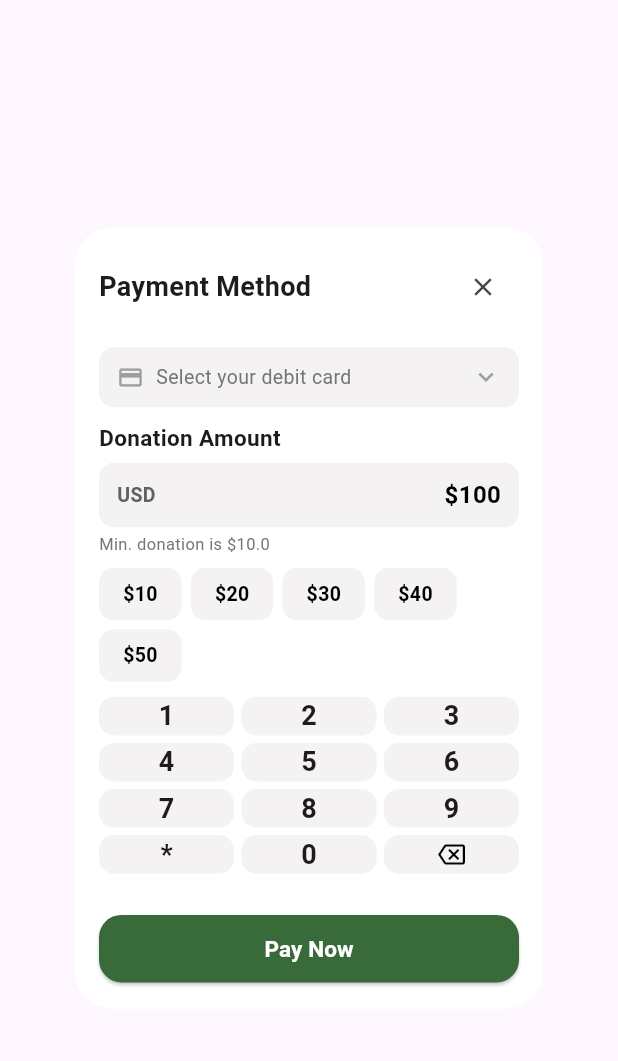
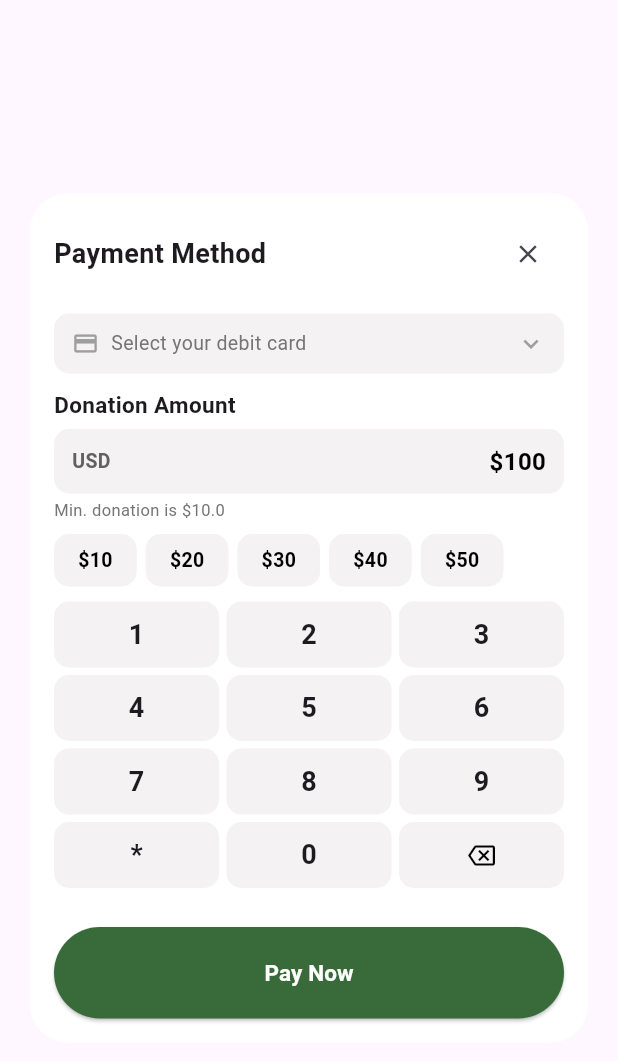
Before and after one commit to repsorp39/The-Flutter-Class-Project, a Flutter app: the PaymentModal widget shown alone on an empty page, opened directly, on a phone screen of 412 x 824 dp. Shown: the top 1061 px of the screen. Run offline on Flutter 3.47's test engine with Material 3 defaults, Android fonts, the phone set to English and light mode, and no system bars; network calls fail.

Commit message:
resolve merge conflicts

```diff
--- a/lib/screens/modal.dart
+++ b/lib/screens/modal.dart
@@ -1,5 +1,4 @@
 import 'package:flutter/material.dart';
-import 'dart:ui';
 
 class PaymentModal extends StatefulWidget {
   const PaymentModal({super.key});
@@ -71,8 +70,8 @@ class _PaymentModalState extends State<PaymentModal> {
       alignment: Alignment.center,
         child: ConstrainedBox(
         constraints: BoxConstraints(
-          maxHeight: screenHeight * 0.9,
-          maxWidth: screenWidth > 600 ? 320 : screenWidth - 100,
+          maxHeight: screenHeight,
+          maxWidth: screenWidth,
         ),
         child: Container(
           decoration: BoxDecoration(
@@ -235,7 +234,7 @@ class _PaymentModalState extends State<PaymentModal> {
                     crossAxisCount: 3,
                     mainAxisSpacing: 5,
                     crossAxisSpacing: 5,
-                    childAspectRatio: 3.5,
+                    childAspectRatio: 2.5,
                   ),
                   itemCount: 12,
                   itemBuilder: (context, index) {
@@ -276,9 +275,9 @@ class _PaymentModalState extends State<PaymentModal> {
                     onPressed: _processPayment,
                     style: ElevatedButton.styleFrom(
                       backgroundColor: Color.fromARGB(255, 57, 107, 58),
-                      padding: EdgeInsets.symmetric(vertical: 12),
+                      padding: EdgeInsets.symmetric(vertical: 20),
                       shape: RoundedRectangleBorder(
-                        borderRadius: BorderRadius.circular(15),
+                        borderRadius: BorderRadius.circular(40),
                       ),
                     ),
                     child: Text(
```
Also changed, not shown: lib/screens/details.dart (+16 -2 lines).
